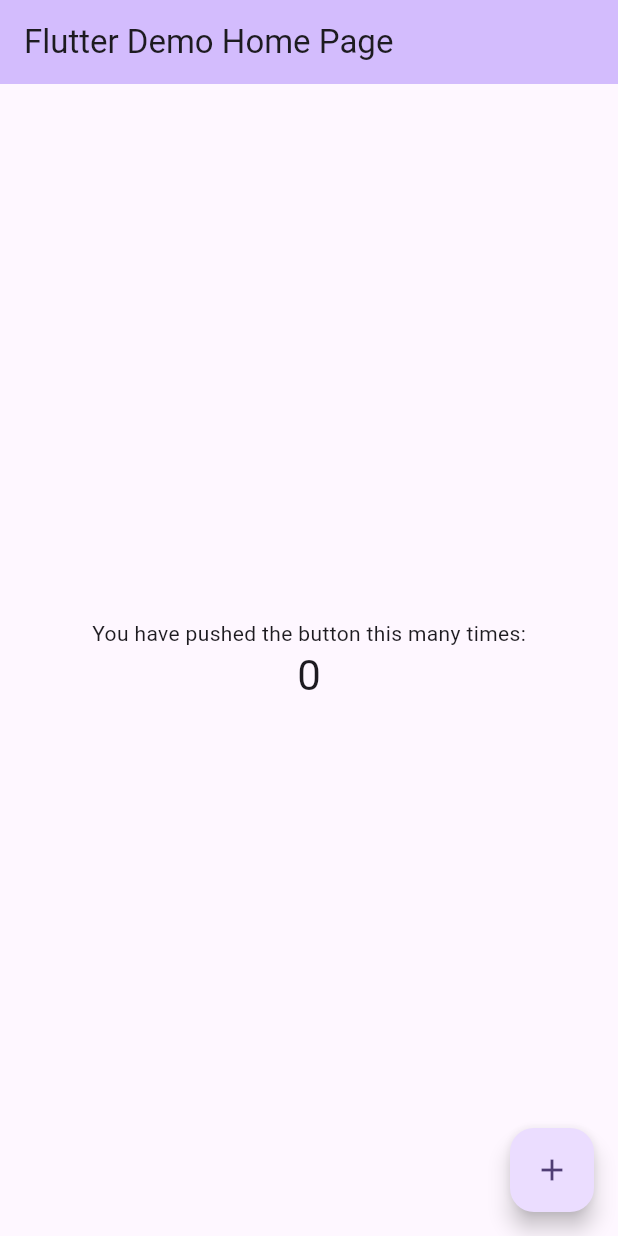
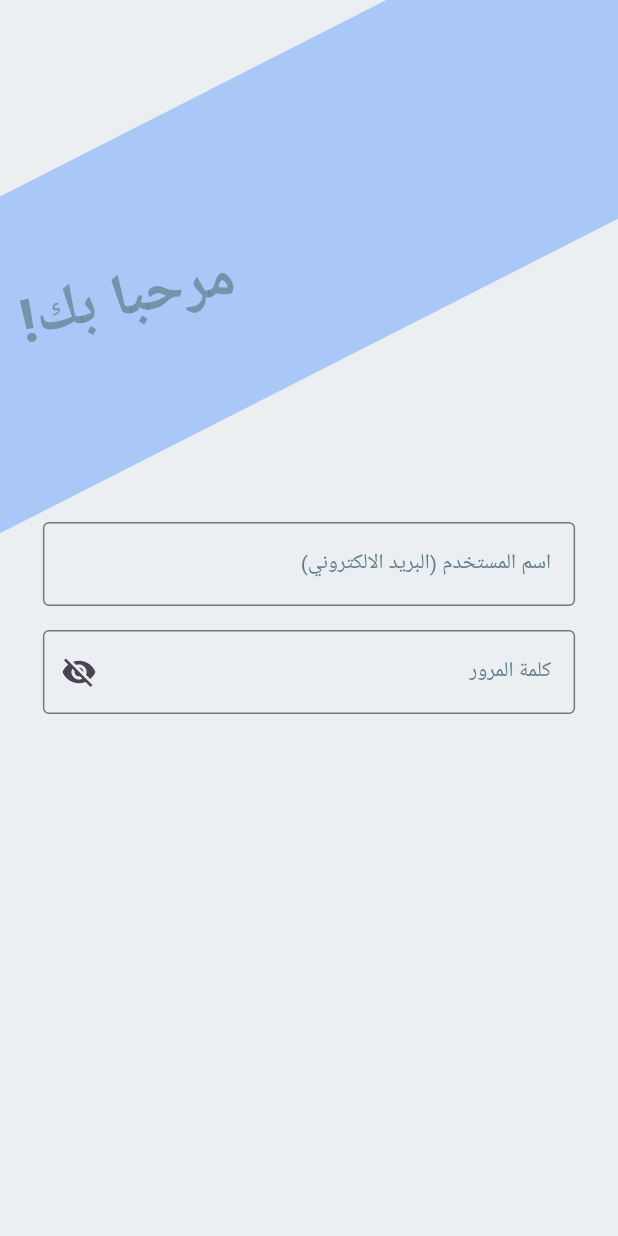
Before and after one commit to MouazAlhorani/SHAMS_APP_fe, a Flutter app: the screen it shows after launch, on a phone screen of 412 x 824 dp. Run offline on Flutter 3.47's test engine with Material 3 defaults, Android fonts, the phone set to English and light mode, and no system bars.

Commit message:
login_screen 01

```diff
--- a/lib/main.dart
+++ b/lib/main.dart
@@ -1,125 +1,21 @@
+import 'package:fe_lw_shams/main_design.dart';
+import 'package:fe_lw_shams/view/login_page.dart';
 import 'package:flutter/material.dart';
 
 void main() {
-  runApp(const MyApp());
+  runApp(const ShamsApp());
 }
 
-class MyApp extends StatelessWidget {
-  const MyApp({super.key});
+class ShamsApp extends StatelessWidget {
+  const ShamsApp({super.key});
 
-  // This widget is the root of your application.
   @override
   Widget build(BuildContext context) {
     return MaterialApp(
-      title: 'Flutter Demo',
-      theme: ThemeData(
-        // This is the theme of your application.
-        //
-        // TRY THIS: Try running your application with "flutter run". You'll see
-        // the application has a purple toolbar. Then, without quitting the app,
-        // try changing the seedColor in the colorScheme below to Colors.green
-        // and then invoke "hot reload" (save your changes or press the "hot
-        // reload" button in a Flutter-supported IDE, or press "r" if you used
-        // the command line to start the app).
-        //
-        // Notice that the counter didn't reset back to zero; the application
-        // state is not lost during the reload. To reset the state, use hot
-        // restart instead.
-        //
-        // This works for code too, not just values: Most code changes can be
-        // tested with just a hot reload.
-        colorScheme: ColorScheme.fromSeed(seedColor: Colors.deepPurple),
-        useMaterial3: true,
-      ),
-      home: const MyHomePage(title: 'Flutter Demo Home Page'),
-    );
+        debugShowCheckedModeBanner: false,
+        home: Scaffold(
+          body:
+              Directionality(textDirection: mainDirection, child: LoginPage()),
+        ));
   }
 }
-
-class MyHomePage extends StatefulWidget {
-  const MyHomePage({super.key, required this.title});
-
-  // This widget is the home page of your application. It is stateful, meaning
-  // that it has a State object (defined below) that contains fields that affect
-  // how it looks.
-
-  // This class is the configuration for the state. It holds the values (in this
-  // case the title) provided by the parent (in this case the App widget) and
-  // used by the build method of the State. Fields in a Widget subclass are
-  // always marked "final".
-
-  final String title;
-
-  @override
-  State<MyHomePage> createState() => _MyHomePageState();
-}
-
-class _MyHomePageState extends State<MyHomePage> {
-  int _counter = 0;
-
-  void _incrementCounter() {
-    setState(() {
-      // This call to setState tells the Flutter framework that something has
-      // changed in this State, which causes it to rerun the build method below
-      // so that the display can reflect the updated values. If we changed
-      // _counter without calling setState(), then the build method would not be
-      // called again, and so nothing would appear to happen.
-      _counter++;
-    });
-  }
-
-  @override
-  Widget build(BuildContext context) {
-    // This method is rerun every time setState is called, for instance as done
-    // by the _incrementCounter method above.
-    //
-    // The Flutter framework has been optimized to make rerunning build methods
-    // fast, so that you can just rebuild anything that needs updating rather
-    // than having to individually change instances of widgets.
-    return Scaffold(
-      appBar: AppBar(
-        // TRY THIS: Try changing the color here to a specific color (to
-        // Colors.amber, perhaps?) and trigger a hot reload to see the AppBar
-        // change color while the other colors stay the same.
-        backgroundColor: Theme.of(context).colorScheme.inversePrimary,
-        // Here we take the value from the MyHomePage object that was created by
-        // the App.build method, and use it to set our appbar title.
-        title: Text(widget.title),
-      ),
-      body: Center(
-        // Center is a layout widget. It takes a single child and positions it
-        // in the middle of the parent.
-        child: Column(
-          // Column is also a layout widget. It takes a list of children and
-          // arranges them vertically. By default, it sizes itself to fit its
-          // children horizontally, and tries to be as tall as its parent.
-          //
-          // Column has various properties to control how it sizes itself and
-          // how it positions its children. Here we use mainAxisAlignment to
-          // center the children vertically; the main axis here is the vertical
-          // axis because Columns are vertical (the cross axis would be
-          // horizontal).
-          //
-          // TRY THIS: Invoke "debug painting" (choose the "Toggle Debug Paint"
-          // action in the IDE, or press "p" in the console), to see the
-          // wireframe for each widget.
-          mainAxisAlignment: MainAxisAlignment.center,
-          children: <Widget>[
-            const Text(
-              'You have pushed the button this many times:',
-            ),
-            Text(
-              '$_counter',
-              style: Theme.of(context).textTheme.headlineMedium,
-            ),
-          ],
-        ),
-      ),
-      floatingActionButton: FloatingActionButton(
-        onPressed: _incrementCounter,
-        tooltip: 'Increment',
-        child: const Icon(Icons.add),
-      ), // This trailing comma makes auto-formatting nicer for build methods.
-    );
-  }
-}
--- /dev/null
+++ b/lib/main_design.dart
@@ -0,0 +1,3 @@
+import 'package:flutter/material.dart';
+
+const mainDirection = TextDirection.rtl;
--- /dev/null
+++ b/lib/model/widgets_tamplate/text_field_01.dart
@@ -0,0 +1,63 @@
+import 'package:fe_lw_shams/main_design.dart';
+import 'package:flutter/material.dart';
+
+class TextField01 extends StatefulWidget {
+  const TextField01(
+      {super.key,
+      required this.controller,
+      required this.label,
+      this.obscureText = false,
+      this.inputType = TextInputType.text,
+      this.textDir = mainDirection,
+      this.textAlign = TextAlign.center});
+  final TextEditingController controller;
+  final String label;
+  final bool obscureText;
+  final TextInputType inputType;
+  final TextDirection textDir;
+  final TextAlign textAlign;
+  @override
+  State<TextField01> createState() => _TextField01State();
+}
+
+class _TextField01State extends State<TextField01> {
+  late bool isPassword;
+
+  @override
+  void initState() {
+    super.initState();
+    isPassword = widget.obscureText;
+  }
+
+  @override
+  Widget build(BuildContext context) {
+    return Padding(
+      padding: const EdgeInsets.all(8.0),
+      child: TextFormField(
+        textAlign: widget.textAlign,
+        textDirection: widget.textDir,
+        controller: widget.controller,
+        obscureText: isPassword,
+        keyboardType: widget.inputType,
+        decoration: InputDecoration(
+          label: Text(
+            widget.label,
+            style: TextStyle(fontSize: 14, color: Colors.blueGrey),
+          ),
+          focusedBorder: OutlineInputBorder(
+              borderSide: BorderSide(color: Colors.blueGrey, width: 2),
+              borderRadius: BorderRadius.all(Radius.circular(10))),
+          border: const OutlineInputBorder(
+            borderSide: BorderSide(color: Colors.blueGrey),
+          ),
+          suffixIcon: widget.obscureText
+              ? IconButton(
+                  onPressed: () => setState(() => isPassword = !isPassword),
+                  icon: Icon(
+                      isPassword ? Icons.visibility_off : Icons.visibility))
+              : SizedBox(),
+        ),
+      ),
+    );
+  }
+}
--- /dev/null
+++ b/lib/view/login_page.dart
@@ -0,0 +1,81 @@
+import 'package:fe_lw_shams/model/widgets_tamplate/text_field_01.dart';
+import 'package:flutter/material.dart';
+
+class LoginPage extends StatelessWidget {
+  const LoginPage({super.key});
+
+  @override
+  Widget build(BuildContext context) {
+    TextEditingController usernameController = TextEditingController();
+    TextEditingController passwordController = TextEditingController();
+
+    double screenWidth = MediaQuery.of(context).size.width;
+    double screenHeight = MediaQuery.of(context).size.height;
+
+    return Stack(
+      children: [
+        Container(
+          width: screenWidth,
+          height: screenHeight,
+          color: Colors.blueGrey[50],
+        ),
+        TweenAnimationBuilder<double>(
+          tween: Tween<double>(begin: -150, end: -15), // من خارج الشاشة لليمين
+          duration: const Duration(seconds: 1),
+          curve: Curves.easeOut,
+          builder: (context, value, child) {
+            return Positioned(
+              top: -200,
+              left: value,
+              child: Transform.rotate(
+                angle: 1.0 - value / 150,
+                child: Container(
+                  width: 200,
+                  height: 800,
+                  color: Colors.blueAccent.withOpacity(0.4),
+                  child: Center(
+                      child: Transform.rotate(
+                    angle: -1.3,
+                    child: Text(
+                      'مرحبا بك!',
+                      style: TextStyle(
+                        fontSize: 40,
+                        fontWeight: FontWeight.bold,
+                        color: Colors.blueGrey.withOpacity(0.7),
+                      ),
+                    ),
+                  )),
+                ),
+              ),
+            );
+          },
+        ),
+        Center(
+          child: SizedBox(
+            width: MediaQuery.of(context).size.width > 500
+                ? MediaQuery.of(context).size.width * 0.7
+                : MediaQuery.of(context).size.width * 0.9,
+            child: Column(
+              mainAxisAlignment: MainAxisAlignment.center,
+              crossAxisAlignment: CrossAxisAlignment.center,
+              children: [
+                TextField01(
+                  controller: usernameController,
+                  label: "اسم المستخدم (البريد الالكتروني)",
+                  inputType: TextInputType.emailAddress,
+                  textDir: TextDirection.ltr,
+                ),
+                TextField01(
+                  controller: passwordController,
+                  label: "كلمة المرور",
+                  obscureText: true,
+                  textDir: TextDirection.ltr,
+                ),
+              ],
+            ),
+          ),
+        )
+      ],
+    );
+  }
+}
```
Also changed, not shown: lib/view/home_page.dart (added), pubspec.lock, 1 other file.
